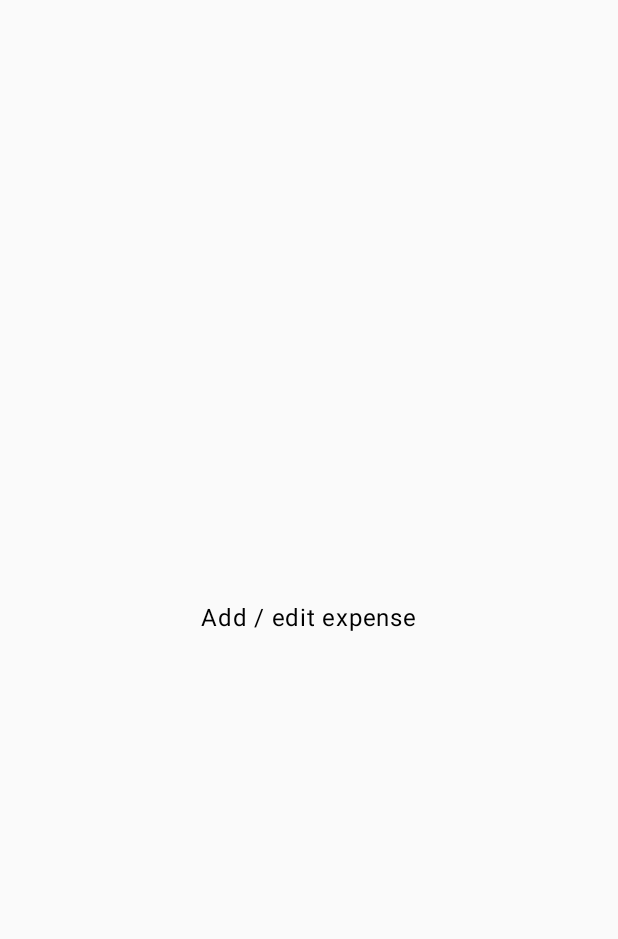
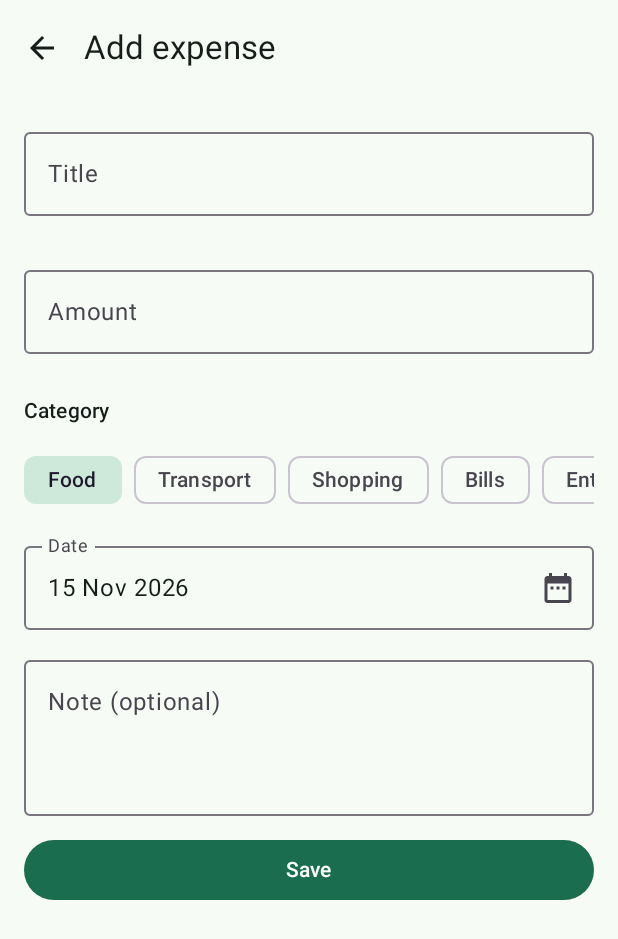
Before and after one commit to SvetomirKoevv/MobileApps2025-2401321055, an Android app built with Jetpack Compose: the AddEditExpenseScreen screen opened through its navigation route, on a phone screen of 412 x 824 dp. Before the commit the part shown is almost empty. Shown: the top 939 px of the screen. Run offline under Robolectric (Android 15) with nearby library versions, the phone set to English and light mode, and no system bars; our stand-ins replace Dagger/Hilt's generated code.

Commit message:
Add create and edit expense screen

```diff
--- /dev/null
+++ b/app/src/main/java/com/svetomir/spendly/ui/addedit/AddEditExpenseScreen.kt
@@ -0,0 +1,222 @@
+package com.svetomir.spendly.ui.addedit
+
+import androidx.compose.foundation.layout.Arrangement
+import androidx.compose.foundation.layout.Column
+import androidx.compose.foundation.layout.fillMaxSize
+import androidx.compose.foundation.layout.fillMaxWidth
+import androidx.compose.foundation.layout.padding
+import androidx.compose.foundation.lazy.LazyRow
+import androidx.compose.foundation.lazy.items
+import androidx.compose.foundation.rememberScrollState
+import androidx.compose.foundation.text.KeyboardOptions
+import androidx.compose.foundation.verticalScroll
+import androidx.compose.material.icons.Icons
+import androidx.compose.material.icons.automirrored.filled.ArrowBack
+import androidx.compose.material.icons.filled.DateRange
+import androidx.compose.material3.Button
+import androidx.compose.material3.DatePicker
+import androidx.compose.material3.DatePickerDialog
+import androidx.compose.material3.ExperimentalMaterial3Api
+import androidx.compose.material3.FilterChip
+import androidx.compose.material3.Icon
+import androidx.compose.material3.IconButton
+import androidx.compose.material3.MaterialTheme
+import androidx.compose.material3.OutlinedTextField
+import androidx.compose.material3.Scaffold
+import androidx.compose.material3.Text
+import androidx.compose.material3.TextButton
+import androidx.compose.material3.TopAppBar
+import androidx.compose.material3.rememberDatePickerState
+import androidx.compose.runtime.Composable
+import androidx.compose.runtime.LaunchedEffect
+import androidx.compose.runtime.getValue
+import androidx.compose.runtime.mutableStateOf
+import androidx.compose.runtime.saveable.rememberSaveable
+import androidx.compose.runtime.setValue
+import androidx.compose.ui.Modifier
+import androidx.compose.ui.res.stringResource
+import androidx.compose.ui.text.input.KeyboardType
+import androidx.compose.ui.unit.dp
+import androidx.hilt.navigation.compose.hiltViewModel
+import androidx.lifecycle.compose.collectAsStateWithLifecycle
+import com.svetomir.spendly.R
+import com.svetomir.spendly.data.local.Category
+import com.svetomir.spendly.ui.util.formatDate
+
+@OptIn(ExperimentalMaterial3Api::class)
+@Composable
+fun AddEditExpenseScreen(
+    onBack: () -> Unit,
+    onSaved: () -> Unit,
+    viewModel: AddEditExpenseViewModel = hiltViewModel(),
+) {
+    val uiState by viewModel.uiState.collectAsStateWithLifecycle()
+
+    LaunchedEffect(uiState.isSaved) {
+        if (uiState.isSaved) onSaved()
+    }
+
+    Scaffold(
+        topBar = {
+            TopAppBar(
+                title = {
+                    val titleRes = if (uiState.isEditing) {
+                        R.string.edit_expense
+                    } else {
+                        R.string.add_expense
+                    }
+                    Text(stringResource(titleRes))
+                },
+                navigationIcon = {
+                    IconButton(onClick = onBack) {
+                        Icon(
+                            imageVector = Icons.AutoMirrored.Filled.ArrowBack,
+                            contentDescription = stringResource(R.string.back),
+                        )
+                    }
+                },
+            )
+        },
+    ) { innerPadding ->
+        ExpenseForm(
+            uiState = uiState,
+            onTitleChange = viewModel::onTitleChange,
+            onAmountChange = viewModel::onAmountChange,
+            onCategoryChange = viewModel::onCategoryChange,
+            onDateChange = viewModel::onDateChange,
+            onNoteChange = viewModel::onNoteChange,
+            onSave = viewModel::save,
+            modifier = Modifier.padding(innerPadding),
+        )
+    }
+}
+
+@Composable
+private fun ExpenseForm(
+    uiState: AddEditUiState,
+    onTitleChange: (String) -> Unit,
+    onAmountChange: (String) -> Unit,
+    onCategoryChange: (Category) -> Unit,
+    onDateChange: (Long) -> Unit,
+    onNoteChange: (String) -> Unit,
+    onSave: () -> Unit,
+    modifier: Modifier = Modifier,
+) {
+    var showDatePicker by rememberSaveable { mutableStateOf(false) }
+
+    Column(
+        modifier = modifier
+            .fillMaxSize()
+            .verticalScroll(rememberScrollState())
+            .padding(16.dp),
+        verticalArrangement = Arrangement.spacedBy(12.dp),
+    ) {
+        OutlinedTextField(
+            value = uiState.title,
+            onValueChange = onTitleChange,
+            label = { Text(stringResource(R.string.title_label)) },
+            isError = uiState.titleError,
+            supportingText = {
+                if (uiState.titleError) Text(stringResource(R.string.title_error))
+            },
+            singleLine = true,
+            modifier = Modifier.fillMaxWidth(),
+        )
+
+        OutlinedTextField(
+            value = uiState.amount,
+            onValueChange = onAmountChange,
+            label = { Text(stringResource(R.string.amount_label)) },
+            suffix = { Text("€") },
+            isError = uiState.amountError,
+            supportingText = {
+                if (uiState.amountError) Text(stringResource(R.string.amount_error))
+            },
+            keyboardOptions = KeyboardOptions(keyboardType = KeyboardType.Decimal),
+            singleLine = true,
+            modifier = Modifier.fillMaxWidth(),
+        )
+
+        Text(
+            text = stringResource(R.string.category_label),
+            style = MaterialTheme.typography.labelLarge,
+        )
+        LazyRow(horizontalArrangement = Arrangement.spacedBy(8.dp)) {
+            items(Category.entries) { category ->
+                FilterChip(
+                    selected = category == uiState.category,
+                    onClick = { onCategoryChange(category) },
+                    label = { Text(category.label) },
+                )
+            }
+        }
+
+        OutlinedTextField(
+            value = formatDate(uiState.date),
+            onValueChange = {},
+            readOnly = true,
+            label = { Text(stringResource(R.string.date_label)) },
+            trailingIcon = {
+                IconButton(onClick = { showDatePicker = true }) {
+                    Icon(
+                        imageVector = Icons.Default.DateRange,
+                        contentDescription = stringResource(R.string.pick_date),
+                    )
+                }
+            },
+            modifier = Modifier.fillMaxWidth(),
+        )
+
+        OutlinedTextField(
+            value = uiState.note,
+            onValueChange = onNoteChange,
+            label = { Text(stringResource(R.string.note_label)) },
+            minLines = 3,
+            modifier = Modifier.fillMaxWidth(),
+        )
+
+        Button(onClick = onSave, modifier = Modifier.fillMaxWidth()) {
+            Text(stringResource(R.string.save))
+        }
+    }
+
+    if (showDatePicker) {
+        ExpenseDatePickerDialog(
+            initialDate = uiState.date,
+            onDateSelected = { date ->
+                onDateChange(date)
+                showDatePicker = false
+            },
+            onDismiss = { showDatePicker = false },
+        )
+    }
+}
+
+@OptIn(ExperimentalMaterial3Api::class)
+@Composable
+private fun ExpenseDatePickerDialog(
+    initialDate: Long,
+    onDateSelected: (Long) -> Unit,
+    onDismiss: () -> Unit,
+) {
+    val datePickerState = rememberDatePickerState(initialSelectedDateMillis = initialDate)
+
+    DatePickerDialog(
+        onDismissRequest = onDismiss,
+        confirmButton = {
+            TextButton(onClick = {
+                datePickerState.selectedDateMillis?.let(onDateSelected)
+                    ?: onDismiss()
+            }) {
+                Text(stringResource(R.string.ok))
+            }
+        },
+        dismissButton = {
+            TextButton(onClick = onDismiss) {
+                Text(stringResource(R.string.cancel))
+            }
+        },
+    ) {
+        DatePicker(state = datePickerState)
+    }
+}
--- /dev/null
+++ b/app/src/main/java/com/svetomir/spendly/ui/addedit/AddEditExpenseViewModel.kt
@@ -0,0 +1,110 @@
+package com.svetomir.spendly.ui.addedit
+
+import androidx.lifecycle.SavedStateHandle
+import androidx.lifecycle.ViewModel
+import androidx.lifecycle.viewModelScope
+import com.svetomir.spendly.data.local.Category
+import com.svetomir.spendly.data.local.Expense
+import com.svetomir.spendly.data.repository.ExpenseRepository
+import dagger.hilt.android.lifecycle.HiltViewModel
+import javax.inject.Inject
+import kotlinx.coroutines.flow.MutableStateFlow
+import kotlinx.coroutines.flow.StateFlow
+import kotlinx.coroutines.flow.asStateFlow
+import kotlinx.coroutines.flow.first
+import kotlinx.coroutines.flow.update
+import kotlinx.coroutines.launch
+
+data class AddEditUiState(
+    val title: String = "",
+    val amount: String = "",
+    val category: Category = Category.FOOD,
+    val date: Long = System.currentTimeMillis(),
+    val note: String = "",
+    val titleError: Boolean = false,
+    val amountError: Boolean = false,
+    val isEditing: Boolean = false,
+    val isSaved: Boolean = false,
+)
+
+@HiltViewModel
+class AddEditExpenseViewModel @Inject constructor(
+    private val repository: ExpenseRepository,
+    savedStateHandle: SavedStateHandle,
+) : ViewModel() {
+
+    private val expenseId: Long = savedStateHandle.get<Long>(ARG_EXPENSE_ID) ?: NEW_EXPENSE_ID
+
+    private val _uiState = MutableStateFlow(
+        AddEditUiState(isEditing = expenseId != NEW_EXPENSE_ID),
+    )
+    val uiState: StateFlow<AddEditUiState> = _uiState.asStateFlow()
+
+    init {
+        if (expenseId != NEW_EXPENSE_ID) {
+            loadExpense()
+        }
+    }
+
+    private fun loadExpense() {
+        viewModelScope.launch {
+            val expense = repository.getExpense(expenseId).first() ?: return@launch
+            _uiState.update {
+                it.copy(
+                    title = expense.title,
+                    amount = expense.amount.toString(),
+                    category = expense.category,
+                    date = expense.date,
+                    note = expense.note,
+                )
+            }
+        }
+    }
+
+    fun onTitleChange(value: String) = _uiState.update {
+        it.copy(title = value, titleError = false)
+    }
+
+    fun onAmountChange(value: String) = _uiState.update {
+        it.copy(amount = value, amountError = false)
+    }
+
+    fun onCategoryChange(value: Category) = _uiState.update { it.copy(category = value) }
+
+    fun onDateChange(value: Long) = _uiState.update { it.copy(date = value) }
+
+    fun onNoteChange(value: String) = _uiState.update { it.copy(note = value) }
+
+    fun save() {
+        val state = _uiState.value
+        val amount = state.amount.replace(',', '.').toDoubleOrNull()?.takeIf { it > 0.0 }
+        val titleError = state.title.isBlank()
+
+        if (titleError || amount == null) {
+            _uiState.update { it.copy(titleError = titleError, amountError = amount == null) }
+            return
+        }
+
+        val expense = Expense(
+            id = expenseId,
+            title = state.title.trim(),
+            amount = amount,
+            category = state.category,
+            date = state.date,
+            note = state.note.trim(),
+        )
+        viewModelScope.launch {
+            if (state.isEditing) {
+                repository.updateExpense(expense)
+            } else {
+                repository.addExpense(expense)
+            }
+            _uiState.update { it.copy(isSaved = true) }
+        }
+    }
+
+    companion object {
+        const val ARG_EXPENSE_ID = "expenseId"
+        const val NEW_EXPENSE_ID = 0L
+    }
+}
--- a/app/src/main/java/com/svetomir/spendly/ui/navigation/Routes.kt
+++ b/app/src/main/java/com/svetomir/spendly/ui/navigation/Routes.kt
@@ -9,4 +9,4 @@ object ExpenseListRoute
 data class ExpenseDetailRoute(val expenseId: Long)
 
 @Serializable
-data class AddEditExpenseRoute(val expenseId: Long? = null)
+data class AddEditExpenseRoute(val expenseId: Long = 0L)
--- a/app/src/main/java/com/svetomir/spendly/ui/navigation/SpendlyNavHost.kt
+++ b/app/src/main/java/com/svetomir/spendly/ui/navigation/SpendlyNavHost.kt
@@ -10,6 +10,7 @@ import androidx.navigation.NavHostController
 import androidx.navigation.compose.NavHost
 import androidx.navigation.compose.composable
 import androidx.navigation.compose.rememberNavController
+import com.svetomir.spendly.ui.addedit.AddEditExpenseScreen
 import com.svetomir.spendly.ui.list.ExpenseListScreen
 
 @Composable
@@ -25,7 +26,10 @@ fun SpendlyNavHost(navController: NavHostController = rememberNavController()) {
             PlaceholderScreen("Expense details")
         }
         composable<AddEditExpenseRoute> {
-            PlaceholderScreen("Add / edit expense")
+            AddEditExpenseScreen(
+                onBack = { navController.popBackStack() },
+                onSaved = { navController.popBackStack() },
+            )
         }
     }
 }
--- a/app/src/main/res/values/strings.xml
+++ b/app/src/main/res/values/strings.xml
@@ -4,4 +4,17 @@
     <string name="total_spent">Total spent</string>
     <string name="empty_title">No expenses yet</string>
     <string name="empty_hint">Tap + to add your first expense</string>
+    <string name="edit_expense">Edit expense</string>
+    <string name="back">Back</string>
+    <string name="title_label">Title</string>
+    <string name="amount_label">Amount</string>
+    <string name="category_label">Category</string>
+    <string name="date_label">Date</string>
+    <string name="note_label">Note (optional)</string>
+    <string name="pick_date">Pick date</string>
+    <string name="save">Save</string>
+    <string name="ok">OK</string>
+    <string name="cancel">Cancel</string>
+    <string name="title_error">Please enter a title</string>
+    <string name="amount_error">Enter an amount greater than 0</string>
 </resources>
```
